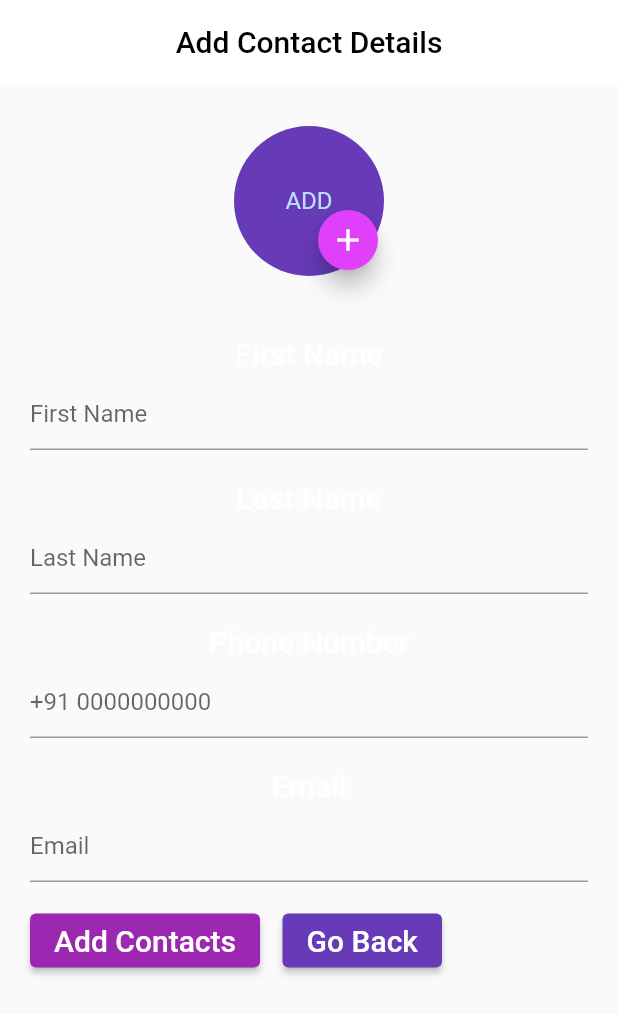
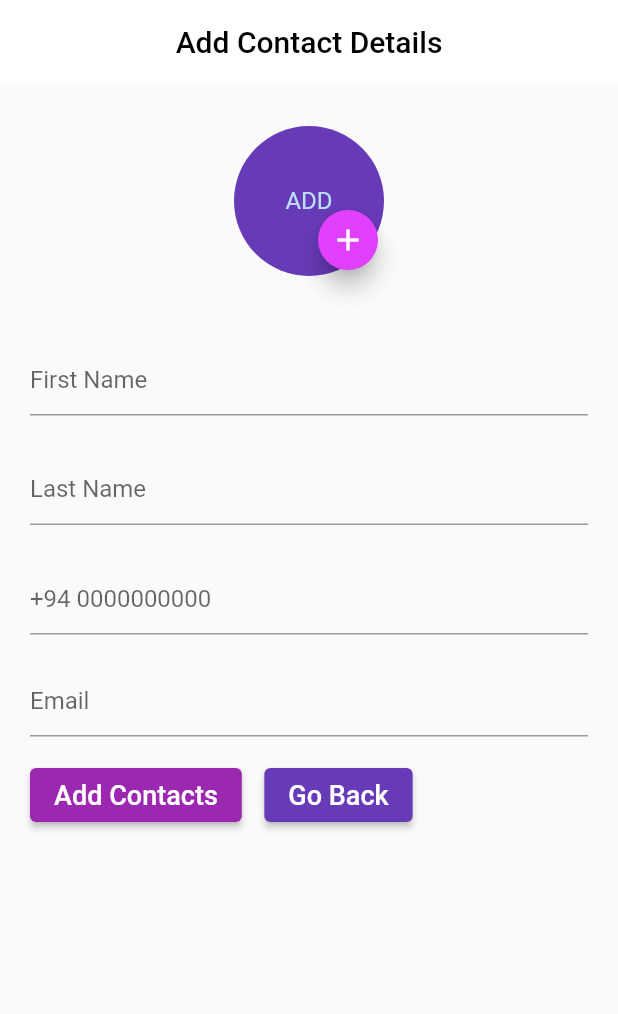
Before and after one commit to BaasithFazil/My_project_CW1, a Flutter app: the AddNew screen opened by its route, on a phone screen of 412 x 824 dp. Shown: the top 1014 px of the screen. Run offline on Flutter 3.47's test engine with Material 2 defaults, Android fonts, the phone set to English and light mode, and no system bars; our stand-ins replace image_picker; missing offline and left inert: colorful_safe_area.

Commit message:
Latest updates

```diff
--- a/lib/constants/constants.dart
+++ b/lib/constants/constants.dart
@@ -7,3 +7,68 @@ class AppColors{
   static Color primaryColorDark = Colors.black;
   static Color secondaryColorDark = Colors.purpleAccent;
 }
+
+class MyColors {
+  static const primarypurple = Colors.purple;
+  static const primarydeeppurple = Colors.deepPurple;
+  static const primarywhite = Colors.white;
+  static const primaryblack = Colors.black;
+  static const primarygrey = Colors.grey;
+  static const primarypurpleaccent = Colors.purpleAccent;
+}
+
+
+class MyRadius {
+  static final primaryradius = BorderRadius.circular(15.0);
+}
+
+class MyPadding {
+  static const primaryPadding = EdgeInsets.all(15.0);
+  static const paddingsecond = EdgeInsets.all(20.0);
+
+}
+
+class MyStyle {
+  static const avatarStyle = TextStyle(
+    color: Colors.black,
+    fontWeight: FontWeight.w600,
+  );
+
+  static const firstName = TextStyle(
+    fontSize: 22,
+    fontWeight: FontWeight.bold,
+  );
+
+  static const phoneNumber = TextStyle(
+    fontSize: 16,
+    fontWeight: FontWeight.bold
+  );
+
+  static const emailAddress = TextStyle(
+    fontSize: 16,
+  );
+
+  static const formStyle = TextStyle(
+    fontSize: 20,
+    fontWeight: FontWeight.w500,
+  );
+
+  static const formlabel = TextStyle(
+    fontSize: 20,
+    color: Colors.black,
+    fontWeight: FontWeight.bold,
+  );
+
+  static const sizedbox1 = SizedBox(height: 10.0,);
+  static const sizedbox2 = SizedBox(height: 15.0,);
+  static const sizedbox3 = SizedBox(width: 15.0,);
+  static const sizedbox4 = SizedBox(height: 20.0,);
+  static const sizedbox5 = SizedBox(height: 30.0,);
+  static const sizedbox6 = SizedBox(height: 5.0,);
+
+  static const spacer1 = Spacer(flex: 2,);
+
+  static const addIcon = Icon(Icons.add);
+  static const deleteIcon = Icon(Icons.delete);
+  static const arrowBackIcon = Icon(Icons.arrow_back);
+}
--- a/lib/screens/add_new_contact.dart
+++ b/lib/screens/add_new_contact.dart
@@ -1,4 +1,5 @@
 import 'dart:io';
+import 'package:content_buddy/constants/constants.dart';
 import 'package:content_buddy/model/model_class.dart';
 import 'package:flutter/material.dart';
 import 'package:image_picker/image_picker.dart';
@@ -28,7 +29,7 @@ class _AddNewState extends State<AddNew> {
 
   TextStyle mystyle = const TextStyle(
     fontSize: 20,
-    color: Colors.white,
+    color: Colors.black,
     fontWeight: FontWeight.w500,
   );
 
@@ -37,8 +38,8 @@ class _AddNewState extends State<AddNew> {
     return Scaffold(
       appBar: AppBar(
         centerTitle: true,
-        title: const Text("Add Contact Details", style: TextStyle(color: Colors.black,),),
-        backgroundColor: Colors.white,
+        title: const Text("Add Contact Details", style: TextStyle(color: MyColors.primaryblack),),
+        backgroundColor: MyColors.primarywhite,
         elevation: 0.0,
       ),
       body: Center(
@@ -51,21 +52,21 @@ class _AddNewState extends State<AddNew> {
                 children: [
                   CircleAvatar(
                     backgroundImage: (image != null) ? FileImage(image!) : null,
-                    backgroundColor: Colors.deepPurple,
+                    backgroundColor: MyColors.primarydeeppurple,
                     radius: 50,
                     child: Text(
                       (image != null) ? "" : "ADD",
                     ),
                   ),
                   FloatingActionButton(
-                    backgroundColor: Colors.purpleAccent,
+                    backgroundColor: MyColors.primarypurpleaccent,
                     onPressed: () async {
                       await showDialog(
                         context: context,
                         builder: (context) {
                           return AlertDialog(
                             title: const Text(
-                                'What do you want to take photos from?'),
+                                'Where do you want to take photos from?'),
                             actions: [
                               ElevatedButton(
                                 onPressed: () async {
@@ -76,6 +77,9 @@ class _AddNewState extends State<AddNew> {
                                   });
                                   Navigator.of(context).pop();
                                 },
+                                style: ElevatedButton.styleFrom(
+                                  backgroundColor: MyColors.primarydeeppurple,
+                                ),
                                 child: const Text("ALBUMS"),
                               ),
                               ElevatedButton(
@@ -87,6 +91,9 @@ class _AddNewState extends State<AddNew> {
                                   });
                                   Navigator.of(context).pop();
                                 },
+                                style: ElevatedButton.styleFrom(
+                                  backgroundColor: MyColors.primarydeeppurple
+                                ),
                                 child: const Text("CAMERA"),
                               ),
                             ],
@@ -95,7 +102,7 @@ class _AddNewState extends State<AddNew> {
                       );
                     },
                     mini: true,
-                    child: const Icon(Icons.add),
+                    child: MyStyle.addIcon,
                   ),
                 ],
               ),
@@ -105,17 +112,13 @@ class _AddNewState extends State<AddNew> {
               child: Form(
                 key: contactkey,
                 child: Container(
-                  padding: const EdgeInsets.all(20),
+                  padding: MyPadding.paddingsecond,
                   child: SingleChildScrollView(
                     child: Column(
                       crossAxisAlignment: CrossAxisAlignment.center,
                       children: [
                         const SizedBox(
                           height: 20,
-                        ),
-                        Text(
-                          "First Name",
-                          style: mystyle,
                         ),
                         const SizedBox(
                           height: 5,
@@ -145,10 +148,6 @@ class _AddNewState extends State<AddNew> {
                         const SizedBox(
                           height: 20,
                         ),
-                        Text(
-                          "Last Name",
-                          style: mystyle,
-                        ),
                         const SizedBox(
                           height: 5,
                         ),
@@ -177,10 +176,6 @@ class _AddNewState extends State<AddNew> {
                         const SizedBox(
                           height: 20,
                         ),
-                        Text(
-                          "Phone Number",
-                          style: mystyle,
-                        ),
                         const SizedBox(
                           height: 5,
                         ),
@@ -202,17 +197,13 @@ class _AddNewState extends State<AddNew> {
                               border: UnderlineInputBorder(),
                               focusedBorder: UnderlineInputBorder(
                                 borderSide: BorderSide(
-                                  color: Colors.black,
+                                  color: MyColors.primaryblack
                                 ),
                               ),
-                              hintText: "+91 0000000000"),
+                              hintText: "+94 0000000000"),
                         ),
                         const SizedBox(
-                          height: 20,
-                        ),
-                        Text(
-                          "Email",
-                          style: mystyle,
+                          height: 15,
                         ),
                         const SizedBox(
                           height: 5,
@@ -235,7 +226,7 @@ class _AddNewState extends State<AddNew> {
                             border: UnderlineInputBorder(),
                             focusedBorder: UnderlineInputBorder(
                               borderSide: BorderSide(
-                                color: Colors.black,
+                                color: MyColors.primaryblack
                               ),
                             ),
                             hintText: "Email",
@@ -268,9 +259,9 @@ class _AddNewState extends State<AddNew> {
                 }
                             },
                             style: ElevatedButton.styleFrom(
-                              backgroundColor: Colors.purple,
+                              backgroundColor: MyColors.primarypurple,
                             ),
-                            child: const Text("Add Contacts", style: TextStyle(fontSize: 20, ),),
+                            child: const Text("Add Contacts", style: TextStyle(fontSize: 18, ),),
                             ),
                     const SizedBox(
                       width: 15,
@@ -279,8 +270,8 @@ class _AddNewState extends State<AddNew> {
                       Navigator.of(context).pop();
                     },
                     style: ElevatedButton.styleFrom(
-                      backgroundColor: Colors.deepPurple
-                    ), child: const Text("Go Back", style: TextStyle(fontSize: 20),
+                      backgroundColor: MyColors.primarydeeppurple,
+                    ), child: const Text("Go Back", style: TextStyle(fontSize: 18),
                     ),
                     ),
                     ],
--- a/pubspec.yaml
+++ b/pubspec.yaml
@@ -65,10 +65,8 @@ flutter:
   uses-material-design: true
 
   # To add assets to your application, add an assets section, like this:
-  # assets:
-  #   - images/a_dot_burr.jpeg
-  #   - images/a_dot_ham.jpeg
-
+  assets:
+    - assets/image.jpg
   # An image asset can refer to one or more resolution-specific "variants", see
   # https://flutter.dev/assets-and-images/#resolution-aware
 
```
Also changed, not shown: lib/screens/details_page.dart (+23 -36 lines), lib/screens/edit_page.dart (+36 -52 lines), lib/screens/home_page.dart (+46 -8 lines), assets/image.jpg (added), lib/model/model_class.dart (line endings or trailing spaces).
